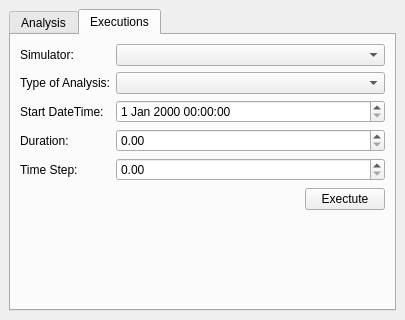
Old version of the form ui/watering_analysis_dialog.ui in the repository Ingeniousware/QGISWaterIng.
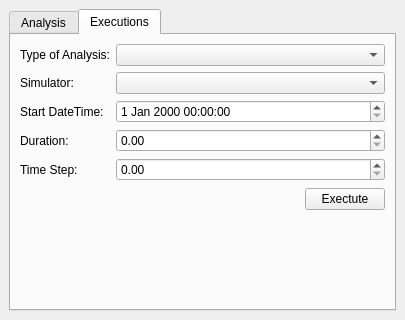
New version of the form.

What changed in the file:
```diff
--- a/ui/watering_analysis_dialog.ui
+++ b/ui/watering_analysis_dialog.ui
@@ -191,23 +191,26 @@
           </property>
          </widget>
         </item>
-        <item row="1" column="1" colspan="4">
+        <item row="0" column="1" colspan="4">
          <widget class="QComboBox" name="BoxSelectType"/>
         </item>
+
         <item row="0" column="0">
-         <widget class="QLabel" name="label">
-          <property name="text">
-           <string>Simulator:</string>
-          </property>
-         </widget>
-        </item>
-        <item row="1" column="0">
          <widget class="QLabel" name="labelSelectType">
           <property name="text">
            <string>Type of Analysis:</string>
           </property>
          </widget>
         </item>
+
+        <item row="1" column="0">
+         <widget class="QLabel" name="label">
+          <property name="text">
+           <string>Simulator:</string>
+          </property>
+         </widget>
+        </item>
+        
         <item row="2" column="0">
          <widget class="QLabel" name="labelStartTime">
           <property name="text">
@@ -215,7 +218,7 @@
           </property>
          </widget>
         </item>
-        <item row="0" column="1" colspan="4">
+        <item row="1" column="1" colspan="4">
          <widget class="QComboBox" name="BoxSimulator"/>
         </item>
         <item row="6" column="1">
```
